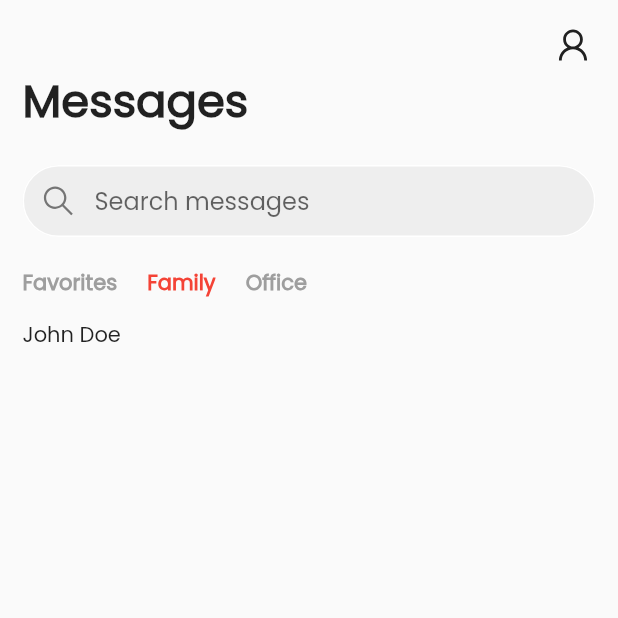
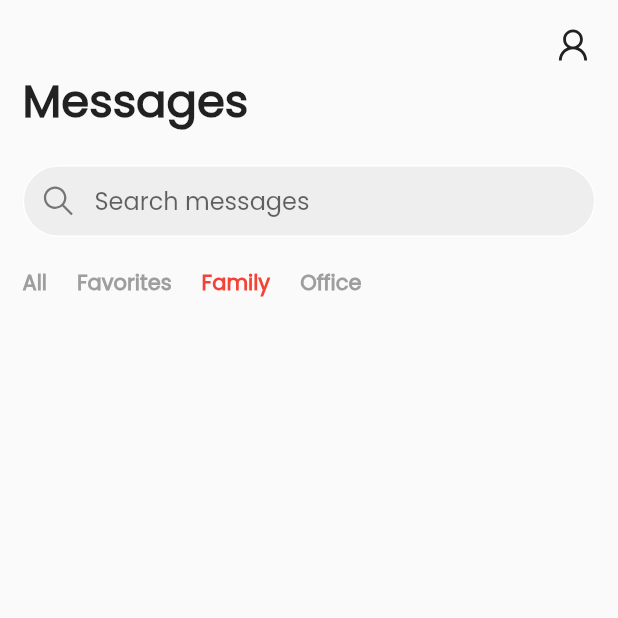
Before and after one commit to yogesh-aggarwal/memo-messenger, a Flutter app: the screen it shows after launch, after a tap on "Family", on a phone screen of 412 x 824 dp, the top half of it. Run offline on Flutter 3.47's test engine with Material 2 defaults, Android fonts, the phone set to English and light mode, and no system bars; our stand-ins replace flutter_blurhash, line_awesome_flutter, rxdart.

Commit message:
Added chat tile on Main Activity

```diff
--- a/lib/Activities/MemoMessenger/Chat.dart
+++ b/lib/Activities/MemoMessenger/Chat.dart
@@ -1,5 +1,7 @@
 import 'package:flutter/material.dart';
+import 'package:flutter_blurhash/flutter_blurhash.dart';
 import 'package:memomessenger/Services/Constants.dart';
+import 'package:memomessenger/Services/MemoMessenger.dart';
 import 'package:memomessenger/Services/Types/MemoMessenger.dart';
 
 class ChatWidget extends StatelessWidget {
@@ -9,14 +11,37 @@ class ChatWidget extends StatelessWidget {
 
   @override
   Widget build(BuildContext context) {
-    return InkWell(
-      onTap: () {
-        print("Open ${chat.id}");
-      },
-      child: Container(
-        padding: lrPadding,
-        child: Text(chat.sender.name),
-      ),
-    );
+    print(currentSection.value);
+    if (currentSection.value == "All" ||
+        chat.sectionName == currentSection.value) {
+      return ListTile(
+        onTap: () {
+          print("Open: ${chat.id}");
+        },
+        contentPadding: EdgeInsets.symmetric(
+            vertical: 5, horizontal: lrPadding.horizontal / 2),
+        leading: Container(
+          margin: EdgeInsets.only(right: 2),
+          child: ClipRRect(
+            borderRadius: BorderRadius.circular(50),
+            child: Container(
+              width: 50,
+              height: 50,
+              color: Colors.grey[600],
+              child: BlurHash(
+                hash: chat.sender.profileImg.hash,
+                image: chat.sender.profileImg.url,
+                imageFit: BoxFit.cover,
+                duration: Duration(milliseconds: 20),
+              ),
+            ),
+          ),
+        ),
+        title: Text(chat.sender.name),
+        subtitle: Text(chat.messages.last.text),
+      );
+    } else {
+      return Container();
+    }
   }
 }
--- a/lib/Activities/MemoMessenger/Chats.dart
+++ b/lib/Activities/MemoMessenger/Chats.dart
@@ -6,6 +6,10 @@ import 'package:memomessenger/Services/Types/MemoMessenger.dart';
 class ChatsWidget extends StatelessWidget {
   @override
   Widget build(BuildContext context) {
+    return StreamBuilder(
+      initialData: currentSection.value,
+      stream: currentSection.stream,
+      builder: (context, snapshot) {
         return StreamBuilder<Map<String, Chat>>(
           stream: chats.stream,
           initialData: {},
@@ -24,5 +28,7 @@ class ChatsWidget extends StatelessWidget {
             );
           },
         );
+      },
+    );
   }
 }
--- a/lib/Activities/MemoMessenger/Sections.dart
+++ b/lib/Activities/MemoMessenger/Sections.dart
@@ -19,6 +19,7 @@ class _SectionsWidgetState extends State<SectionsWidget> {
           initialData: currentSection.value,
           stream: currentSection.stream,
           builder: (context, currentSectionValue) {
+            print(currentSection.value);
             return SizedBox(
               width: double.infinity,
               height: 20,
--- a/lib/Services/MemoMessenger.dart
+++ b/lib/Services/MemoMessenger.dart
@@ -11,6 +11,7 @@ BehaviorSubject<Map<String, Chat>> chats = new BehaviorSubject.seeded(
         Message(text: "Hello", senderId: "1"),
         Message(text: "Hello World!", senderId: "Gwi9iJzZ83lZPRvfI3YK"),
       ],
+      sectionName: "Favorites",
       sender: SenderUser(
         uid: "Sender ID",
         name: "John Doe",
@@ -32,10 +33,10 @@ void sendMessage(String chatId, Message message) {
 }
 
 void getSections() async {
-  sections.add(["Favorites", "Family", "Office"]);
+  sections.add(["All", "Favorites", "Family", "Office"]);
 }
 
 final BehaviorSubject<List<String>> sections = new BehaviorSubject.seeded([]);
 final BehaviorSubject<String> currentSection = new BehaviorSubject.seeded(
-  "Favorites",
+  "All",
 );
--- a/lib/Services/Types/MemoMessenger.dart
+++ b/lib/Services/Types/MemoMessenger.dart
@@ -4,12 +4,14 @@ import 'package:memomessenger/Services/Types/Fundamental.dart';
 
 class Chat {
   final String id;
+  final String sectionName;
   final SenderUser sender;
   final List<Message> messages;
 
   Chat({
     @required this.id,
     @required this.sender,
+    @required this.sectionName,
     @required this.messages,
   });
 }
```
Lines whose indentation alone changed are shown as unchanged.
